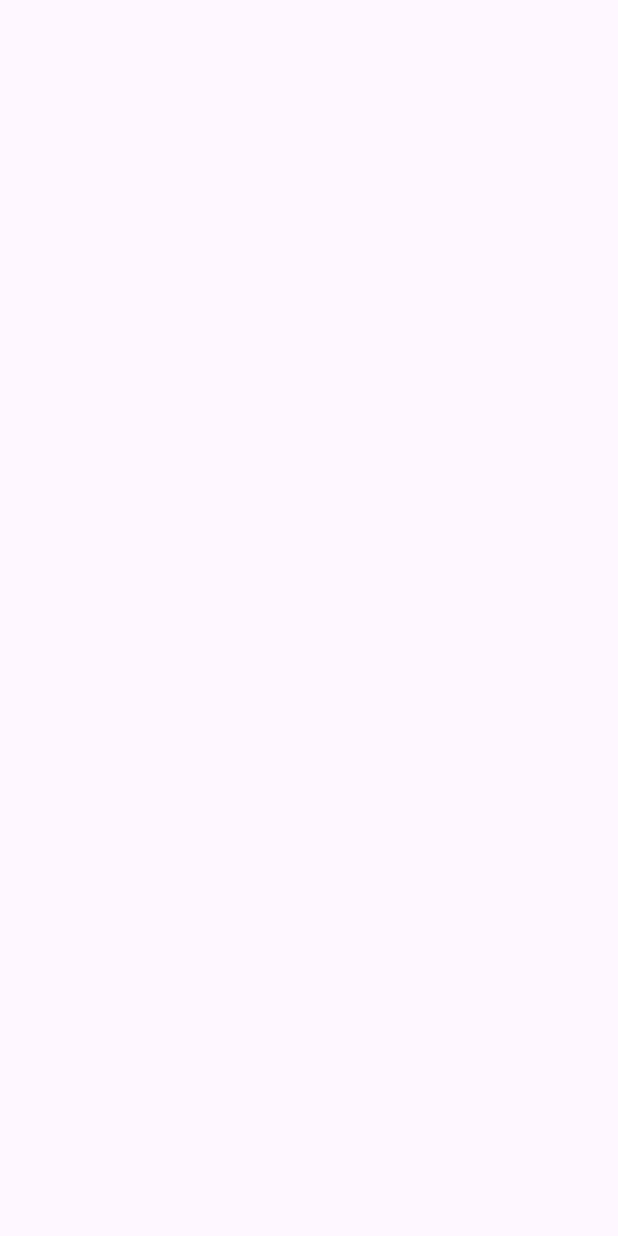
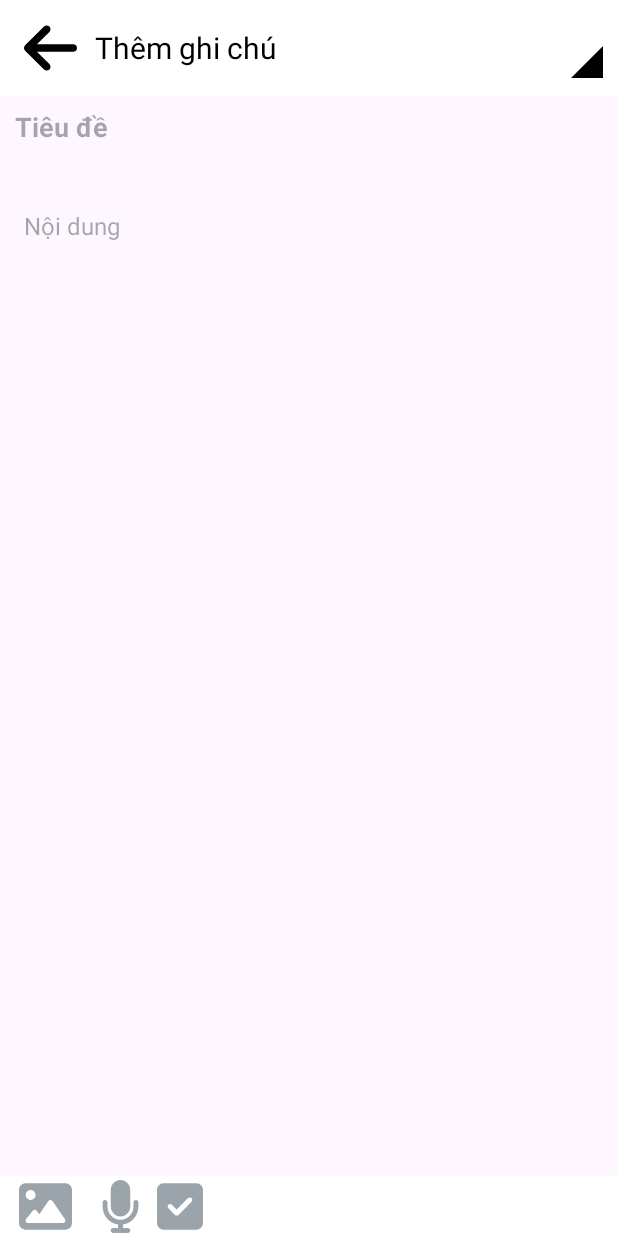
Before and after one commit to ductung3008/note-taking-mobile-app, an Android app: the screen it shows after launch (HomeActivity before the commit, NewNoteActivity after it), on a phone screen of 412 x 824 dp. Before the commit the screen is empty. Run offline under Robolectric (Android 15) with nearby library versions, the phone set to English and light mode, and no system bars.

Commit message:
feat: add new note layout and function

```diff
--- a/app/src/main/java/com/haui/notetakingapp/ui/home/HomeActivity.java
+++ b/app/src/main/java/com/haui/notetakingapp/ui/home/HomeActivity.java
@@ -1,6 +1,15 @@
 package com.haui.notetakingapp.ui.home;
 
+import android.content.res.Configuration;
 import android.os.Bundle;
+import android.view.MenuItem;
+import android.view.ViewTreeObserver;
+import android.view.inputmethod.InputMethodManager;
+import android.widget.EditText;
+import android.widget.ImageButton;
+import android.widget.LinearLayout;
+import android.view.View;
+import android.widget.PopupMenu;
 
 import androidx.activity.EdgeToEdge;
 import androidx.appcompat.app.AppCompatActivity;
@@ -11,15 +20,17 @@ import androidx.core.view.WindowInsetsCompat;
 import com.haui.notetakingapp.R;
 
 public class HomeActivity extends AppCompatActivity {
-
+    private LinearLayout inputToolbar;
+    private EditText editContent;
     @Override
     protected void onCreate(Bundle savedInstanceState) {
+
         super.onCreate(savedInstanceState);
         EdgeToEdge.enable(this);
-        setContentView(R.layout.activity_home);
-        ViewCompat.setOnApplyWindowInsetsListener(findViewById(R.id.main), (v, insets) -> {
-            Insets systemBars = insets.getInsets(WindowInsetsCompat.Type.systemBars());
-            v.setPadding(systemBars.left, systemBars.top, systemBars.right, systemBars.bottom);
+        setContentView(R.layout.new_note);
+        ViewCompat.setOnApplyWindowInsetsListener(getWindow().getDecorView(), (v, insets) -> {
+            Insets systemBarsInsets = insets.getInsets(WindowInsetsCompat.Type.systemBars());
+            v.setPadding(systemBarsInsets.left, systemBarsInsets.top, systemBarsInsets.right, 0);
             return insets;
         });
     }
--- /dev/null
+++ b/app/src/main/res/drawable/arrow_left_solid.xml
@@ -0,0 +1,5 @@
+<vector xmlns:android="http://schemas.android.com/apk/res/android" android:height="40dp" android:viewportHeight="512" android:viewportWidth="448" android:width="35dp">
+
+    <path android:fillColor="#FF000000" android:pathData="M9.4,233.4c-12.5,12.5 -12.5,32.8 0,45.3l160,160c12.5,12.5 32.8,12.5 45.3,0s12.5,-32.8 0,-45.3L109.2,288 416,288c17.7,0 32,-14.3 32,-32s-14.3,-32 -32,-32l-306.7,0L214.6,118.6c12.5,-12.5 12.5,-32.8 0,-45.3s-32.8,-12.5 -45.3,0l-160,160z"/>
+
+</vector>
--- /dev/null
+++ b/app/src/main/res/drawable/check_solid.xml
@@ -0,0 +1,9 @@
+<vector xmlns:android="http://schemas.android.com/apk/res/android"
+    android:width="448dp"
+    android:height="512dp"
+    android:viewportWidth="448"
+    android:viewportHeight="512">
+  <path
+      android:pathData="M438.6,105.4c12.5,12.5 12.5,32.8 0,45.3l-256,256c-12.5,12.5 -32.8,12.5 -45.3,0l-128,-128c-12.5,-12.5 -12.5,-32.8 0,-45.3s32.8,-12.5 45.3,0L160,338.7 393.4,105.4c12.5,-12.5 32.8,-12.5 45.3,0z"
+      android:fillColor="#000000"/>
+</vector>
--- /dev/null
+++ b/app/src/main/res/drawable/image.xml
@@ -0,0 +1,5 @@
+<vector xmlns:android="http://schemas.android.com/apk/res/android" android:height="35dp" android:viewportHeight="512" android:viewportWidth="512" android:width="35dp">
+
+    <path android:fillColor="#9ba4ab" android:pathData="M0,96C0,60.7 28.7,32 64,32l384,0c35.3,0 64,28.7 64,64l0,320c0,35.3 -28.7,64 -64,64L64,480c-35.3,0 -64,-28.7 -64,-64L0,96zM323.8,202.5c-4.5,-6.6 -11.9,-10.5 -19.8,-10.5s-15.4,3.9 -19.8,10.5l-87,127.6L170.7,297c-4.6,-5.7 -11.5,-9 -18.7,-9s-14.2,3.3 -18.7,9l-64,80c-5.8,7.2 -6.9,17.1 -2.9,25.4s12.4,13.6 21.6,13.6l96,0 32,0 208,0c8.9,0 17.1,-4.9 21.2,-12.8s3.6,-17.4 -1.4,-24.7l-120,-176zM112,192a48,48 0,1 0,0 -96,48 48,0 1,0 0,96z"/>
+
+</vector>
--- /dev/null
+++ b/app/src/main/res/drawable/microphone.xml
@@ -0,0 +1,5 @@
+<vector xmlns:android="http://schemas.android.com/apk/res/android" android:height="35dp" android:viewportHeight="512" android:viewportWidth="384" android:width="26.25dp">
+
+    <path android:fillColor="#9ba4ab" android:pathData="M192,0C139,0 96,43 96,96l0,160c0,53 43,96 96,96s96,-43 96,-96l0,-160c0,-53 -43,-96 -96,-96zM64,216c0,-13.3 -10.7,-24 -24,-24s-24,10.7 -24,24l0,40c0,89.1 66.2,162.7 152,174.4l0,33.6 -48,0c-13.3,0 -24,10.7 -24,24s10.7,24 24,24l72,0 72,0c13.3,0 24,-10.7 24,-24s-10.7,-24 -24,-24l-48,0 0,-33.6c85.8,-11.7 152,-85.3 152,-174.4l0,-40c0,-13.3 -10.7,-24 -24,-24s-24,10.7 -24,24l0,40c0,70.7 -57.3,128 -128,128s-128,-57.3 -128,-128l0,-40z"/>
+
+</vector>
--- /dev/null
+++ b/app/src/main/res/drawable/square_check_solid.xml
@@ -0,0 +1,5 @@
+<vector xmlns:android="http://schemas.android.com/apk/res/android" android:height="35dp" android:viewportHeight="512" android:viewportWidth="448" android:width="30.625dp">
+
+    <path android:fillColor="#9ba4ab" android:pathData="M64,32C28.7,32 0,60.7 0,96L0,416c0,35.3 28.7,64 64,64l320,0c35.3,0 64,-28.7 64,-64l0,-320c0,-35.3 -28.7,-64 -64,-64L64,32zM337,209L209,337c-9.4,9.4 -24.6,9.4 -33.9,0l-64,-64c-9.4,-9.4 -9.4,-24.6 0,-33.9s24.6,-9.4 33.9,0l47,47L303,175c9.4,-9.4 24.6,-9.4 33.9,0s9.4,24.6 0,33.9z"/>
+
+</vector>
--- /dev/null
+++ b/app/src/main/res/layout/new_note.xml
@@ -0,0 +1,191 @@
+<?xml version="1.0" encoding="utf-8"?>
+<androidx.constraintlayout.widget.ConstraintLayout
+    xmlns:android="http://schemas.android.com/apk/res/android"
+    xmlns:app="http://schemas.android.com/apk/res-auto"
+    android:id="@+id/main"
+    android:layout_width="match_parent"
+    android:layout_height="match_parent"
+    android:padding="16dp">
+
+    <!-- Toolbar -->
+    <com.google.android.material.appbar.MaterialToolbar
+        android:id="@+id/materialToolbar"
+        android:layout_width="0dp"
+        android:layout_height="wrap_content"
+        android:background="@android:color/white"
+        app:layout_constraintTop_toTopOf="parent"
+        app:layout_constraintStart_toStartOf="parent"
+        app:layout_constraintEnd_toEndOf="parent"
+        android:elevation="4dp"
+        android:minHeight="?attr/actionBarSize"
+        android:theme="?attr/actionBarTheme">
+
+        <RelativeLayout
+            android:layout_width="match_parent"
+            android:layout_height="match_parent">
+
+            <ImageView
+                android:id="@+id/arrow_left"
+                android:layout_width="wrap_content"
+                android:layout_height="wrap_content"
+                android:layout_centerVertical="true"
+                android:contentDescription="Back"
+                app:srcCompat="@drawable/arrow_left_solid" />
+
+            <TextView
+                android:id="@+id/textView"
+                android:layout_width="wrap_content"
+                android:layout_height="wrap_content"
+                android:layout_toEndOf="@id/arrow_left"
+                android:text="Thêm ghi chú"
+                android:textColor="@android:color/black"
+                android:textSize="20sp"
+                android:layout_centerVertical="true"
+                android:layout_marginStart="12dp" />
+
+            <ImageButton
+                android:id="@+id/btnSave"
+                android:layout_width="40dp"
+                android:layout_height="40dp"
+                android:layout_alignParentEnd="true"
+                android:background="@null"
+                android:padding="5dp"
+                android:src="@drawable/check_solid"
+                android:layout_marginRight="10dp"
+                android:contentDescription="Save" />
+        </RelativeLayout>
+    </com.google.android.material.appbar.MaterialToolbar>
+
+    <!-- Tiêu đề -->
+    <EditText
+        android:id="@+id/editTitle"
+        android:layout_width="0dp"
+        android:layout_height="wrap_content"
+        android:hint="Tiêu đề"
+        android:background="@null"
+        app:layout_constraintTop_toBottomOf="@id/materialToolbar"
+        app:layout_constraintStart_toStartOf="parent"
+        app:layout_constraintEnd_toEndOf="parent"
+        android:paddingStart="10dp"
+        android:paddingVertical="8dp"
+        android:textStyle="bold"
+        android:textColor="@android:color/black"
+        android:textSize="18sp" />
+
+    <!-- Scroll nội dung -->
+    <androidx.core.widget.NestedScrollView
+        android:id="@+id/scrollView"
+        android:layout_width="0dp"
+        android:layout_height="0dp"
+        android:fillViewport="true"
+        app:layout_constraintTop_toBottomOf="@id/editTitle"
+        app:layout_constraintBottom_toTopOf="@id/wrapperButton"
+        app:layout_constraintStart_toStartOf="parent"
+        app:layout_constraintEnd_toEndOf="parent">
+
+        <LinearLayout
+            android:layout_width="match_parent"
+            android:layout_height="wrap_content"
+            android:orientation="vertical"
+            android:padding="16dp">
+
+<!--            <EditText-->
+<!--                android:id="@+id/edtAboveImage"-->
+<!--                android:layout_width="match_parent"-->
+<!--                android:layout_height="wrap_content"-->
+<!--                android:background="@null"-->
+<!--                android:hint="Nhập nội dung phía trên ảnh"-->
+<!--                android:minLines="3"-->
+<!--                android:textColor="@color/black"-->
+<!--                android:inputType="textMultiLine"-->
+<!--                android:textSize="16sp" />-->
+
+            <ImageView
+                android:id="@+id/imageView"
+                android:layout_width="match_parent"
+                android:layout_height="200dp"
+                android:layout_marginVertical="12dp"
+                android:adjustViewBounds="true"
+                android:scaleType="centerCrop"
+                android:visibility="gone" />
+            <TextView
+                android:id="@+id/audioPreview"
+                android:layout_width="wrap_content"
+                android:layout_height="wrap_content"
+                android:text="Phát lại ghi âm"
+                android:textColor="@color/black"
+                android:padding="8dp"
+                android:visibility="gone"
+                android:background="?attr/selectableItemBackground"
+                android:clickable="true"
+                android:focusable="true"
+                app:layout_constraintTop_toBottomOf="@id/btnRecord"
+                app:layout_constraintStart_toStartOf="parent"/>
+
+            <Button
+                android:id="@+id/playButton"
+                android:layout_width="wrap_content"
+                android:layout_height="wrap_content"
+                android:visibility="gone"
+                android:text="Phát lại ghi âm" />
+
+            <EditText
+                android:id="@+id/edtBelowImage"
+                android:layout_width="match_parent"
+                android:layout_height="wrap_content"
+                android:background="@null"
+                android:hint="Nội dung"
+                android:minLines="3"
+                android:textColor="@color/black"
+                android:inputType="textMultiLine"
+                android:textSize="16sp" />
+
+                <LinearLayout
+                    android:id="@+id/checklistContainer"
+                    android:layout_width="match_parent"
+                    android:layout_height="wrap_content"
+                    android:orientation="vertical"
+                    android:padding="8dp"/>
+            </LinearLayout>
+    </androidx.core.widget.NestedScrollView>
+
+    <!-- Thanh công cụ dưới cùng -->
+    <LinearLayout
+        android:id="@+id/wrapperButton"
+        android:layout_width="0dp"
+        android:layout_height="wrap_content"
+        android:background="@color/white"
+        android:paddingHorizontal="10dp"
+        app:layout_constraintBottom_toBottomOf="parent"
+        app:layout_constraintStart_toStartOf="parent"
+        app:layout_constraintEnd_toEndOf="parent">
+
+        <ImageButton
+            android:id="@+id/btnImage"
+            android:layout_width="40dp"
+            android:layout_height="40dp"
+            android:src="@drawable/image"
+            android:background="@null"
+            android:padding="5dp"
+            android:layout_marginRight="10dp"
+            android:contentDescription="Chèn ảnh" />
+
+        <ImageButton
+            android:id="@+id/btnRecord"
+            android:layout_width="40dp"
+            android:layout_height="40dp"
+            android:src="@drawable/microphone"
+            android:background="@null"
+            android:padding="5dp"
+            android:contentDescription="Ghi âm" />
+
+        <ImageButton
+            android:id="@+id/btnChecklist"
+            android:layout_width="40dp"
+            android:layout_height="40dp"
+            android:src="@drawable/square_check_solid"
+            android:background="@null"
+            android:padding="5dp"
+            android:contentDescription="Checklist" />
+    </LinearLayout>
+</androidx.constraintlayout.widget.ConstraintLayout>
--- /dev/null
+++ b/app/src/main/res/menu/menu_image_button.xml
@@ -0,0 +1,9 @@
+<?xml version="1.0" encoding="utf-8"?>
+<menu xmlns:android="http://schemas.android.com/apk/res/android">
+    <item
+        android:id="@+id/menu_gallery"
+        android:title="Chọn từ thư viện" />
+    <item
+        android:id="@+id/menu_camera"
+        android:title="Chụp ảnh mới" />
+</menu>
--- /dev/null
+++ b/app/src/main/res/xml/file_paths.xml
@@ -0,0 +1,6 @@
+<?xml version="1.0" encoding="utf-8"?>
+<paths xmlns:android="http://schemas.android.com/apk/res/android">
+    <external-files-path
+        name="my_images"
+        path="." />
+</paths>
```
Also changed, not shown: app/src/main/AndroidManifest.xml (+21 -1 lines), app/src/main/java/com/haui/notetakingapp/ui/home/NewNoteActivity.java (added, +357 -0 lines), gradle.properties (line endings or trailing spaces).
